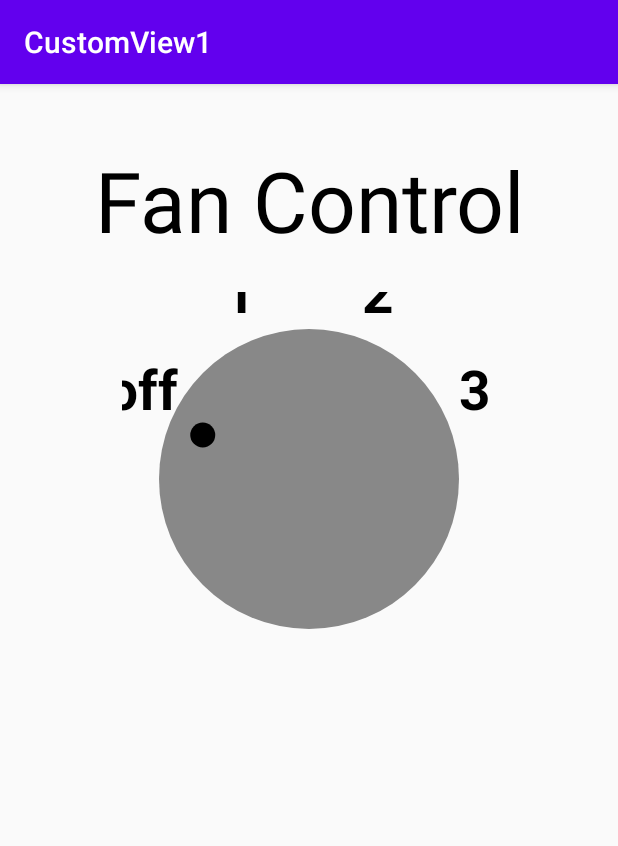
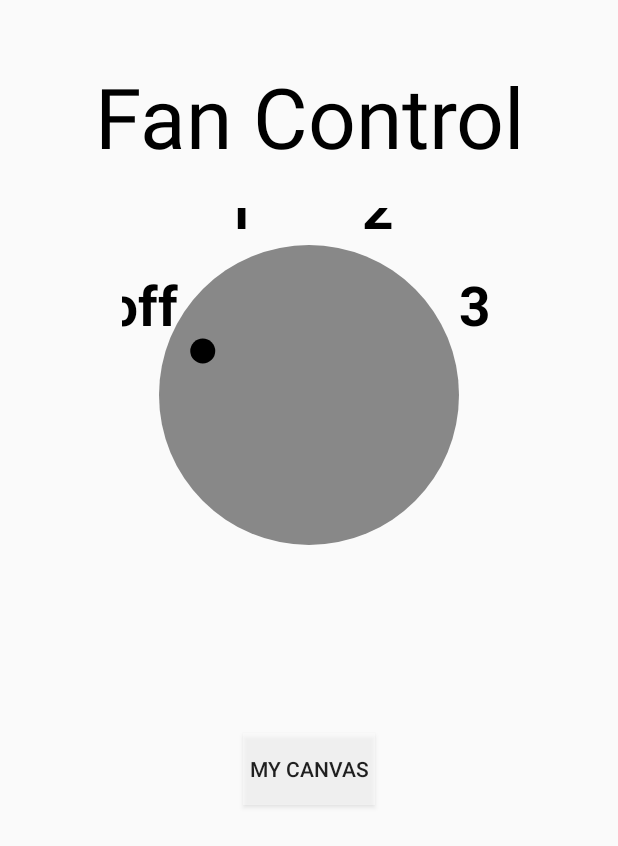
Before and after one commit to lunay0ung/BuildingCustomViews, an Android app: the screen it shows after launch (MainActivity), on a phone screen of 412 x 824 dp. Shown: the top 846 px of the screen. Run offline under Robolectric (Android 15) with nearby library versions, the phone set to English and light mode, and no system bars.

Commit message:
드로잉을 위한 커스텀 뷰 생성

```diff
--- a/app/src/main/AndroidManifest.xml
+++ b/app/src/main/AndroidManifest.xml
@@ -9,6 +9,7 @@
         android:roundIcon="@mipmap/ic_launcher_round"
         android:supportsRtl="true"
         android:theme="@style/AppTheme">
+        <activity android:name=".CanvasActivity"></activity>
         <activity android:name=".MainActivity">
             <intent-filter>
                 <action android:name="android.intent.action.MAIN" />
--- a/app/src/main/res/layout/activity_main.xml
+++ b/app/src/main/res/layout/activity_main.xml
@@ -35,4 +35,15 @@
         android:layout_marginRight="@dimen/default_margin"
         android:layout_marginTop="@dimen/default_margin" />
 
+    <androidx.appcompat.widget.AppCompatButton
+        android:id="@+id/buttonCanvas"
+        android:layout_width="wrap_content"
+        android:layout_height="wrap_content"
+        android:layout_marginTop="100dp"
+        android:background="@android:drawable/screen_background_light_transparent"
+        android:text="My Canvas"
+        app:layout_constraintLeft_toLeftOf="parent"
+        app:layout_constraintRight_toRightOf="parent"
+        app:layout_constraintTop_toBottomOf="@id/dialView" />
+
 </androidx.constraintlayout.widget.ConstraintLayout>
--- a/app/src/main/res/values/colors.xml
+++ b/app/src/main/res/values/colors.xml
@@ -3,4 +3,7 @@
     <color name="colorPrimary">#6200EE</color>
     <color name="colorPrimaryDark">#3700B3</color>
     <color name="colorAccent">#03DAC5</color>
+
+    <color name="colorBackground">#FFFF5500</color>
+    <color name="colorPaint">#FFFFEB3B</color>
 </resources>
--- a/app/src/main/res/values/styles.xml
+++ b/app/src/main/res/values/styles.xml
@@ -1,7 +1,7 @@
 <resources>
     <!-- Base application theme. -->
-    <style name="AppTheme" parent="Theme.AppCompat.Light.DarkActionBar">
-        <!-- Customize your theme here. -->
+    <style name="AppTheme" parent="Theme.AppCompat.Light.NoActionBar">
+    <!-- Customize your theme here. -->
         <item name="colorPrimary">@color/colorPrimary</item>
         <item name="colorPrimaryDark">@color/colorPrimaryDark</item>
         <item name="colorAccent">@color/colorAccent</item>
```
Also changed, not shown: app/src/main/java/com/example/customview1/CanvasActivity.kt (added, +20 -0 lines), app/src/main/java/com/example/customview1/MyCanvasView.kt (added, +9 -0 lines), app/src/main/res/layout/activity_canvas.xml (added, +9 -0 lines), app/src/main/res/values/strings.xml (+6 -1 lines).
